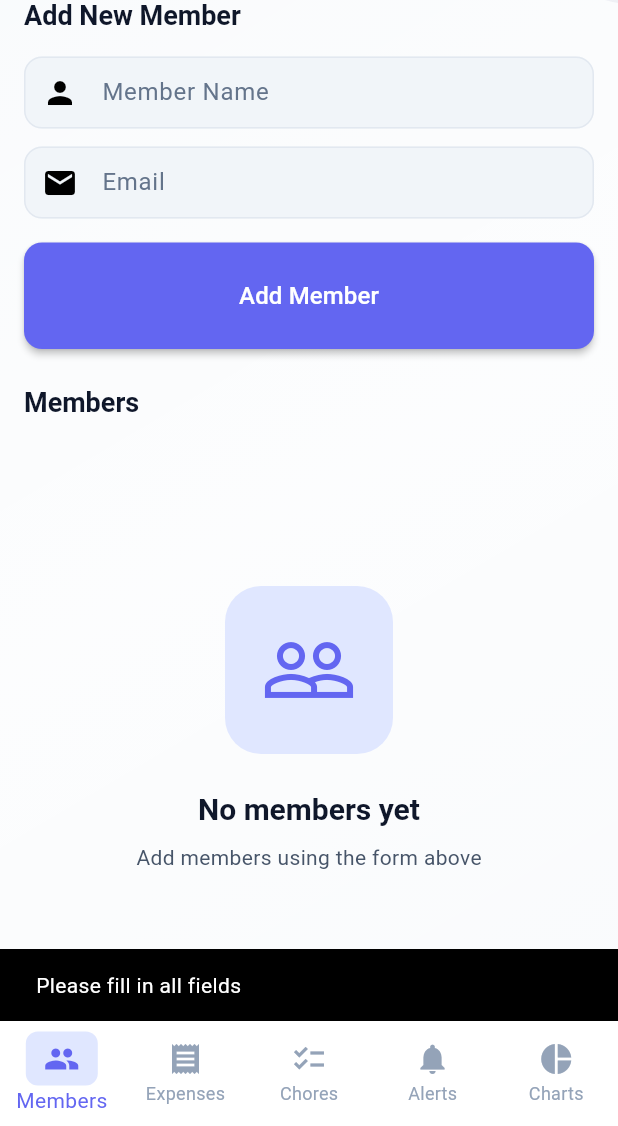
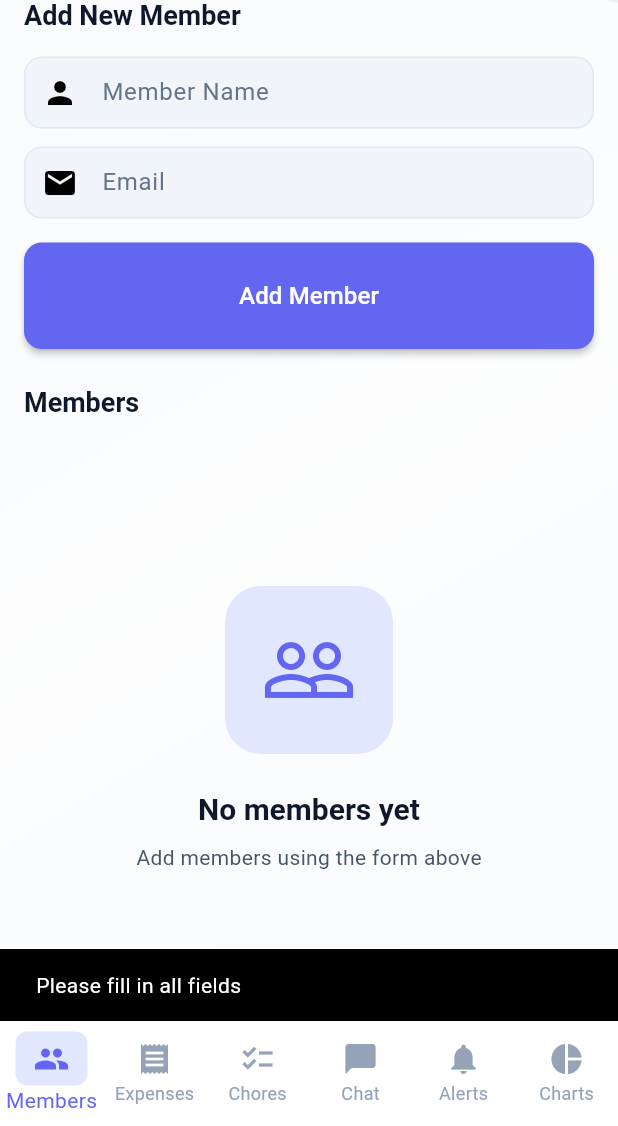
Before and after one commit to KOOKIEKAT123/ROOMMATE-MANAGER, a Flutter app: the HomeScreen screen opened directly with empty values, after a tap on "Add Member", on a phone screen of 412 x 824 dp, the part 110-1236 px from its top. Run offline on Flutter 3.47's test engine with Material 3 defaults, Android fonts, the phone set to English and light mode, and no system bars; our stand-ins replace cloud_firestore, firebase_auth, firebase_core, fl_chart, flutter_local_notifications; accounts and stored records are empty; generated files the repository leaves out were written again.

Commit message:
added chat

```diff
--- a/lib/main.dart
+++ b/lib/main.dart
@@ -7,6 +7,8 @@ import 'services/auth_service.dart';
 import 'services/household_service.dart';
 import 'services/expense_service.dart';
 import 'services/chore_service.dart';
+import 'services/chat_service.dart';
+import 'services/user_service.dart';
 import 'screens/auth/login_screen.dart';
 import 'screens/home/household_selection_screen.dart';
 import 'themes/app_theme.dart';
@@ -30,6 +32,8 @@ class MyApp extends StatelessWidget {
         Provider<HouseholdService>(create: (_) => HouseholdService()),
         Provider<ExpenseService>(create: (_) => ExpenseService()),
         Provider<ChoreService>(create: (_) => ChoreService()),
+        Provider<ChatService>(create: (_) => ChatService()),
+        Provider<UserService>(create: (_) => UserService()),
       ],
       child: Consumer<ThemeProvider>(
         builder: (context, themeProvider, _) {
--- /dev/null
+++ b/lib/models/message.dart
@@ -0,0 +1,38 @@
+class Message {
+  final String id;
+  final String householdId;
+  final String senderId;
+  final String senderName;
+  final String text;
+  final DateTime timestamp;
+
+  Message({
+    required this.id,
+    required this.householdId,
+    required this.senderId,
+    required this.senderName,
+    required this.text,
+    required this.timestamp,
+  });
+
+  factory Message.fromMap(Map<String, dynamic> data, String docId) {
+    return Message(
+      id: docId,
+      householdId: data['householdId'] ?? '',
+      senderId: data['senderId'] ?? '',
+      senderName: data['senderName'] ?? '',
+      text: data['text'] ?? '',
+      timestamp: (data['timestamp'] as dynamic)?.toDate() ?? DateTime.now(),
+    );
+  }
+
+  Map<String, dynamic> toMap() {
+    return {
+      'householdId': householdId,
+      'senderId': senderId,
+      'senderName': senderName,
+      'text': text,
+      'timestamp': timestamp,
+    };
+  }
+}
--- /dev/null
+++ b/lib/screens/chat/chat_screen.dart
@@ -0,0 +1,269 @@
+import 'package:flutter/material.dart';
+import 'package:provider/provider.dart';
+import '../../models/message.dart';
+import '../../services/auth_service.dart';
+import '../../services/chat_service.dart';
+import '../../services/user_service.dart';
+
+class ChatScreen extends StatefulWidget {
+  final String householdId;
+
+  const ChatScreen({super.key, required this.householdId});
+
+  @override
+  State<ChatScreen> createState() => _ChatScreenState();
+}
+
+class _ChatScreenState extends State<ChatScreen> {
+  final TextEditingController _messageController = TextEditingController();
+  final ScrollController _scrollController = ScrollController();
+
+  @override
+  void dispose() {
+    _messageController.dispose();
+    _scrollController.dispose();
+    super.dispose();
+  }
+
+  Future<void> _sendMessage() async {
+    if (_messageController.text.trim().isEmpty) return;
+
+    final authService = context.read<AuthService>();
+    final chatService = context.read<ChatService>();
+    final userService = context.read<UserService>();
+
+    final userId = authService.getCurrentUser()?.uid;
+    if (userId == null) return;
+
+    final user = await userService.getUser(userId);
+    final senderName = user?['name'] ?? 'Unknown';
+
+    await chatService.sendMessage(
+      householdId: widget.householdId,
+      senderId: userId,
+      senderName: senderName,
+      text: _messageController.text.trim(),
+    );
+
+    _messageController.clear();
+
+    // Scroll to bottom after sending
+    if (_scrollController.hasClients) {
+      _scrollController.animateTo(
+        0,
+        duration: const Duration(milliseconds: 300),
+        curve: Curves.easeOut,
+      );
+    }
+  }
+
+  @override
+  Widget build(BuildContext context) {
+    final chatService = context.read<ChatService>();
+    final authService = context.read<AuthService>();
+    final currentUserId = authService.getCurrentUser()?.uid;
+
+    return Scaffold(
+      appBar: AppBar(title: const Text('Group Chat'), elevation: 0),
+      body: Column(
+        children: [
+          Expanded(
+            child: StreamBuilder<List<Message>>(
+              stream: chatService.getMessages(widget.householdId),
+              builder: (context, snapshot) {
+                if (snapshot.connectionState == ConnectionState.waiting) {
+                  return const Center(child: CircularProgressIndicator());
+                }
+
+                if (snapshot.hasError) {
+                  return Center(child: Text('Error: ${snapshot.error}'));
+                }
+
+                final messages = snapshot.data ?? [];
+
+                if (messages.isEmpty) {
+                  return Center(
+                    child: Column(
+                      mainAxisAlignment: MainAxisAlignment.center,
+                      children: [
+                        Icon(
+                          Icons.chat_bubble_outline,
+                          size: 64,
+                          color: Colors.grey[400],
+                        ),
+                        const SizedBox(height: 16),
+                        Text(
+                          'No messages yet',
+                          style: TextStyle(
+                            fontSize: 18,
+                            color: Colors.grey[600],
+                          ),
+                        ),
+                        const SizedBox(height: 8),
+                        Text(
+                          'Start the conversation!',
+                          style: TextStyle(
+                            fontSize: 14,
+                            color: Colors.grey[500],
+                          ),
+                        ),
+                      ],
+                    ),
+                  );
+                }
+
+                return ListView.builder(
+                  controller: _scrollController,
+                  reverse: true,
+                  padding: const EdgeInsets.all(16),
+                  itemCount: messages.length,
+                  itemBuilder: (context, index) {
+                    final message = messages[index];
+                    final isMe = message.senderId == currentUserId;
+
+                    return _buildMessageBubble(message, isMe);
+                  },
+                );
+              },
+            ),
+          ),
+          _buildMessageInput(),
+        ],
+      ),
+    );
+  }
+
+  Widget _buildMessageBubble(Message message, bool isMe) {
+    return Align(
+      alignment: isMe ? Alignment.centerRight : Alignment.centerLeft,
+      child: Container(
+        margin: const EdgeInsets.only(bottom: 12),
+        constraints: BoxConstraints(
+          maxWidth: MediaQuery.of(context).size.width * 0.75,
+        ),
+        child: Column(
+          crossAxisAlignment: isMe
+              ? CrossAxisAlignment.end
+              : CrossAxisAlignment.start,
+          children: [
+            if (!isMe)
+              Padding(
+                padding: const EdgeInsets.only(left: 12, bottom: 4),
+                child: Text(
+                  message.senderName,
+                  style: TextStyle(
+                    fontSize: 12,
+                    fontWeight: FontWeight.w600,
+                    color: Colors.grey[700],
+                  ),
+                ),
+              ),
+            Container(
+              padding: const EdgeInsets.symmetric(horizontal: 16, vertical: 10),
+              decoration: BoxDecoration(
+                color: isMe ? Theme.of(context).primaryColor : Colors.grey[200],
+                borderRadius: BorderRadius.only(
+                  topLeft: const Radius.circular(20),
+                  topRight: const Radius.circular(20),
+                  bottomLeft: Radius.circular(isMe ? 20 : 4),
+                  bottomRight: Radius.circular(isMe ? 4 : 20),
+                ),
+                boxShadow: [
+                  BoxShadow(
+                    color: Colors.black.withOpacity(0.05),
+                    blurRadius: 5,
+                    offset: const Offset(0, 2),
+                  ),
+                ],
+              ),
+              child: Text(
+                message.text,
+                style: TextStyle(
+                  fontSize: 15,
+                  color: isMe ? Colors.white : Colors.black87,
+                ),
+              ),
+            ),
+            Padding(
+              padding: const EdgeInsets.only(top: 4, left: 12, right: 12),
+              child: Text(
+                _formatTimestamp(message.timestamp),
+                style: TextStyle(fontSize: 11, color: Colors.grey[600]),
+              ),
+            ),
+          ],
+        ),
+      ),
+    );
+  }
+
+  Widget _buildMessageInput() {
+    return Container(
+      padding: const EdgeInsets.all(12),
+      decoration: BoxDecoration(
+        color: Theme.of(context).scaffoldBackgroundColor,
+        boxShadow: [
+          BoxShadow(
+            color: Colors.black.withOpacity(0.05),
+            blurRadius: 10,
+            offset: const Offset(0, -3),
+          ),
+        ],
+      ),
+      child: SafeArea(
+        child: Row(
+          children: [
+            Expanded(
+              child: Container(
+                decoration: BoxDecoration(
+                  color: Colors.grey[100],
+                  borderRadius: BorderRadius.circular(25),
+                ),
+                child: TextField(
+                  controller: _messageController,
+                  decoration: const InputDecoration(
+                    hintText: 'Type a message...',
+                    border: InputBorder.none,
+                    contentPadding: EdgeInsets.symmetric(
+                      horizontal: 20,
+                      vertical: 10,
+                    ),
+                  ),
+                  maxLines: null,
+                  textCapitalization: TextCapitalization.sentences,
+                  onSubmitted: (_) => _sendMessage(),
+                ),
+              ),
+            ),
+            const SizedBox(width: 8),
+            Container(
+              decoration: BoxDecoration(
+                color: Theme.of(context).primaryColor,
+                shape: BoxShape.circle,
+              ),
+              child: IconButton(
+                icon: const Icon(Icons.send, color: Colors.white),
+                onPressed: _sendMessage,
+              ),
+            ),
+          ],
+        ),
+      ),
+    );
+  }
+
+  String _formatTimestamp(DateTime timestamp) {
+    final now = DateTime.now();
+    final difference = now.difference(timestamp);
+
+    if (difference.inDays == 0) {
+      return '${timestamp.hour.toString().padLeft(2, '0')}:${timestamp.minute.toString().padLeft(2, '0')}';
+    } else if (difference.inDays == 1) {
+      return 'Yesterday';
+    } else if (difference.inDays < 7) {
+      return '${difference.inDays} days ago';
+    } else {
+      return '${timestamp.day}/${timestamp.month}/${timestamp.year}';
+    }
+  }
+}
--- a/lib/screens/home/home_screen.dart
+++ b/lib/screens/home/home_screen.dart
@@ -9,6 +9,7 @@ import '../chores/chores_screen.dart';
 import '../members/members_screen.dart';
 import '../charts/charts_screen.dart';
 import '../alerts/alerts_screen.dart';
+import '../chat/chat_screen.dart';
 import '../../providers/theme_provider.dart';
 
 class HomeScreen extends StatefulWidget {
@@ -175,6 +176,7 @@ class _HomeScreenState extends State<HomeScreen> with TickerProviderStateMixin {
               MembersScreen(householdId: widget.householdId),
               ExpensesScreen(householdId: widget.householdId),
               ChoresScreen(householdId: widget.householdId),
+              ChatScreen(householdId: widget.householdId),
               AlertsScreen(householdId: widget.householdId),
               ChartsScreen(householdId: widget.householdId),
             ],
@@ -216,13 +218,18 @@ class _HomeScreenState extends State<HomeScreen> with TickerProviderStateMixin {
                   label: 'Chores',
                 ),
                 BottomNavigationBarItem(
-                  icon: _buildNavIcon(Icons.notifications, 3),
-                  activeIcon: _buildNavIconActive(Icons.notifications, 3),
+                  icon: _buildNavIcon(Icons.chat_bubble, 3),
+                  activeIcon: _buildNavIconActive(Icons.chat_bubble, 3),
+                  label: 'Chat',
+                ),
+                BottomNavigationBarItem(
+                  icon: _buildNavIcon(Icons.notifications, 4),
+                  activeIcon: _buildNavIconActive(Icons.notifications, 4),
                   label: 'Alerts',
                 ),
                 BottomNavigationBarItem(
-                  icon: _buildNavIcon(Icons.pie_chart, 4),
-                  activeIcon: _buildNavIconActive(Icons.pie_chart, 4),
+                  icon: _buildNavIcon(Icons.pie_chart, 5),
+                  activeIcon: _buildNavIconActive(Icons.pie_chart, 5),
                   label: 'Charts',
                 ),
               ],
--- /dev/null
+++ b/lib/services/chat_service.dart
@@ -0,0 +1,52 @@
+import 'package:cloud_firestore/cloud_firestore.dart';
+import '../models/message.dart';
+import 'notification_service.dart';
+
+class ChatService {
+  final FirebaseFirestore _firestore = FirebaseFirestore.instance;
+  final NotificationService _notificationService = NotificationService();
+
+  // Get messages stream for a household
+  Stream<List<Message>> getMessages(String householdId) {
+    return _firestore
+        .collection('messages')
+        .where('householdId', isEqualTo: householdId)
+        .orderBy('timestamp', descending: true)
+        .snapshots()
+        .map(
+          (snapshot) => snapshot.docs
+              .map((doc) => Message.fromMap(doc.data(), doc.id))
+              .toList(),
+        );
+  }
+
+  // Send a message
+  Future<void> sendMessage({
+    required String householdId,
+    required String senderId,
+    required String senderName,
+    required String text,
+  }) async {
+    final message = Message(
+      id: '',
+      householdId: householdId,
+      senderId: senderId,
+      senderName: senderName,
+      text: text,
+      timestamp: DateTime.now(),
+    );
+
+    await _firestore.collection('messages').add(message.toMap());
+
+    // Send notification
+    await _notificationService.showChatNotification(
+      senderName: senderName,
+      message: text,
+    );
+  }
+
+  // Delete a message
+  Future<void> deleteMessage(String messageId) async {
+    await _firestore.collection('messages').doc(messageId).delete();
+  }
+}
```
Also changed, not shown: lib/services/notification_service.dart (+74 -18 lines).
